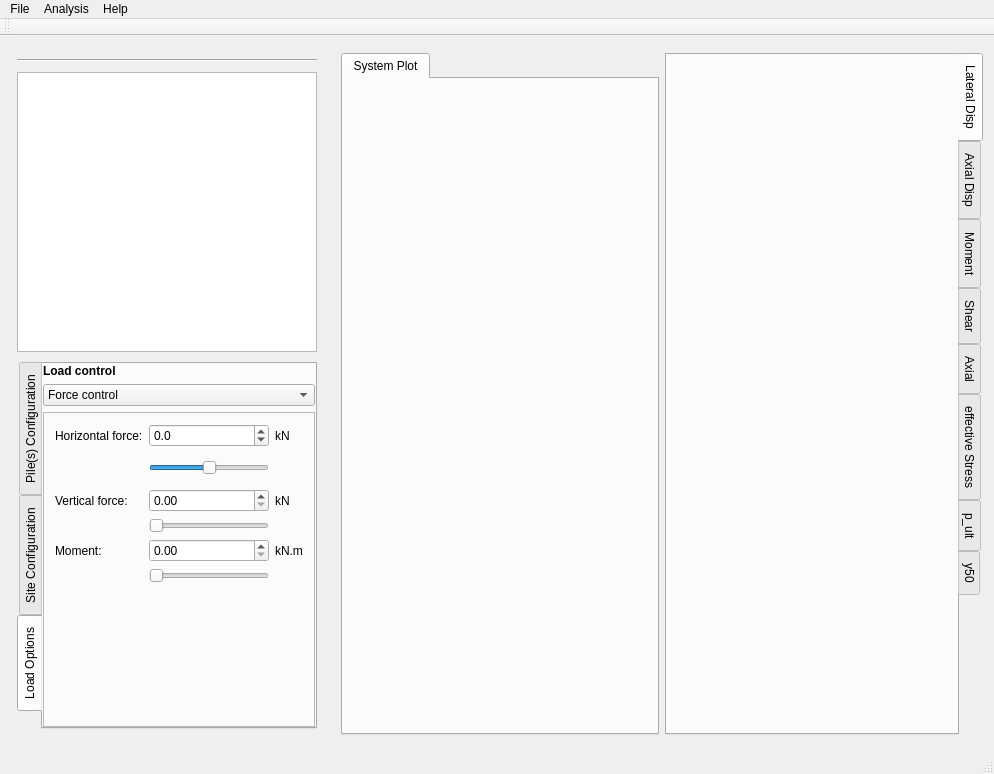
This is mainWindow/mainwindow.ui in NHERI-SimCenter/PileGroupTool as Qt 5 draws it before an edit. The edited form follows.
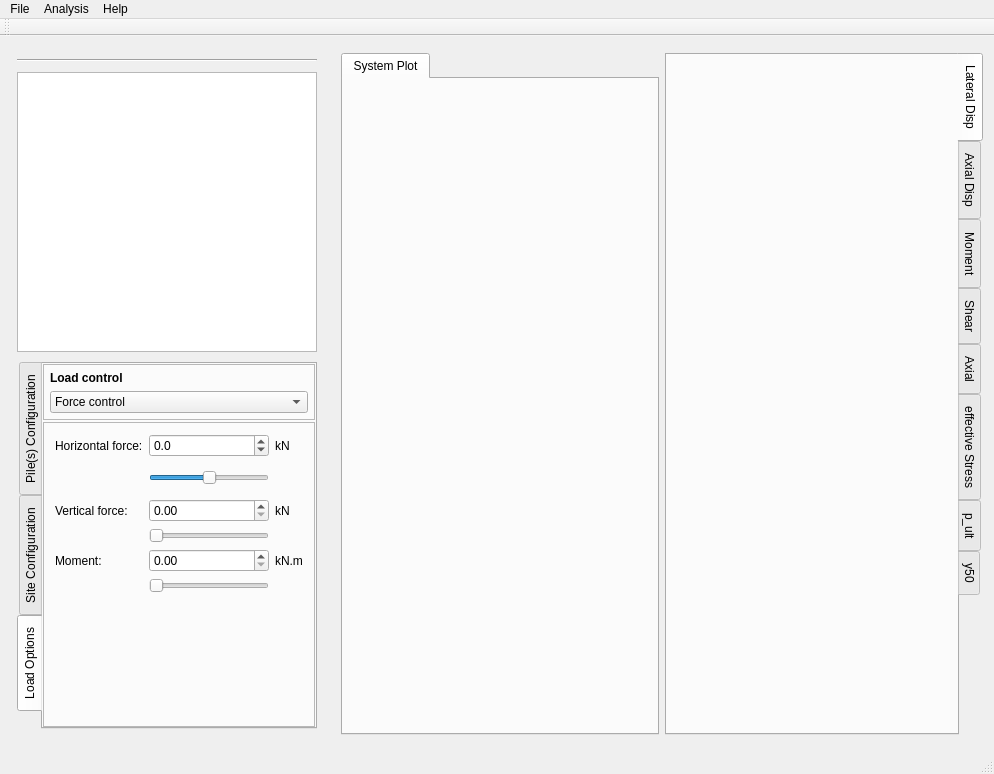
This is the edited form. The open tabs and pages were chosen to show the change. Custom widgets are drawn as their Qt base class.

Commit message: Integrating Tatsu's selection code

```diff
--- a/mainWindow/mainwindow.ui
+++ b/mainWindow/mainwindow.ui
@@ -685,6 +685,9 @@
           <string>Load Options</string>
          </attribute>
          <layout class="QVBoxLayout" name="verticalLayout_5">
+          <property name="spacing">
+           <number>2</number>
+          </property>
           <property name="leftMargin">
            <number>0</number>
           </property>
@@ -696,6 +699,27 @@
           </property>
           <property name="bottomMargin">
            <number>0</number>
+          </property>
+          <item>
+           <widget class="QFrame" name="loadSelectionFrame">
+            <property name="frameShape">
+             <enum>QFrame::StyledPanel</enum>
+            </property>
+            <property name="frameShadow">
+             <enum>QFrame::Raised</enum>
+            </property>
+            <layout class="QVBoxLayout" name="verticalLayout_4">
+             <property name="leftMargin">
+              <number>6</number>
+             </property>
+             <property name="topMargin">
+              <number>6</number>
+             </property>
+             <property name="rightMargin">
+              <number>6</number>
+             </property>
+             <property name="bottomMargin">
+              <number>6</number>
           </property>
           <item>
            <widget class="QLabel" name="label_20">
@@ -729,6 +753,9 @@
             </item>
            </widget>
           </item>
+            </layout>
+           </widget>
+          </item>
           <item>
            <widget class="QStackedWidget" name="loadTypesStack">
             <property name="currentIndex">
```
Left out of the diff: 4 changed lines with no effect on the pictures. Lines whose indentation alone changed are shown as unchanged. The commit also changes 3 other files.
